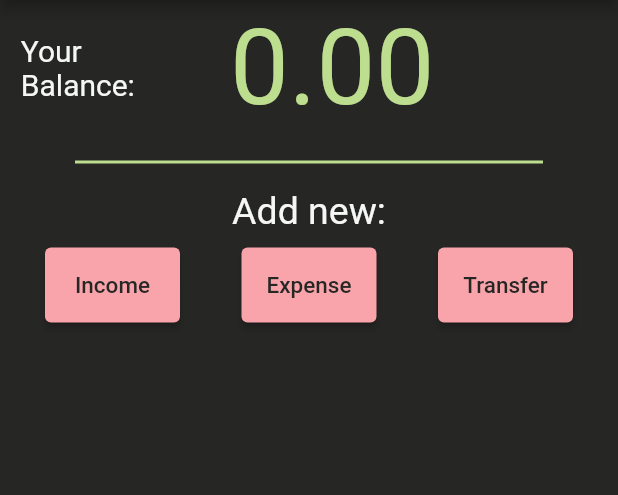
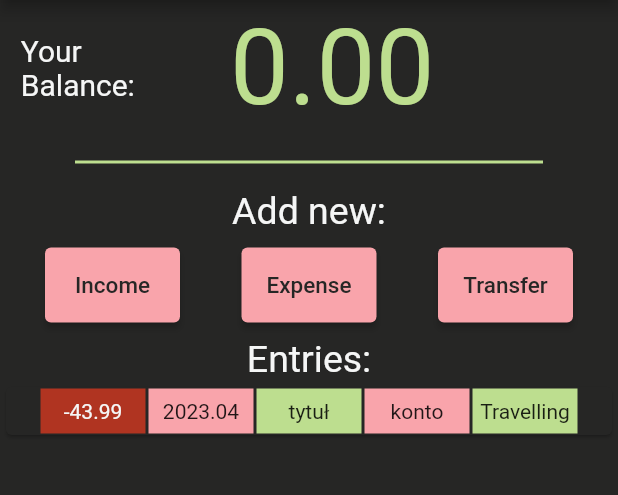
Before and after one commit to JanUfniarz/Money, a Flutter app: the screen it shows after launch, on a phone screen of 412 x 824 dp, the part 84-579 px from its top. Run offline on Flutter 3.47's test engine with Material 2 defaults, Android fonts, the phone set to English and light mode, and no system bars.

Commit message:
entry card added

```diff
--- a/lib/views/add_entry.dart
+++ b/lib/views/add_entry.dart
@@ -157,7 +157,7 @@ class _AddEntryState extends State<AddEntry> {
                     "date" : _dateToString(selectedDate),
                   };
 
-                  channel.invokeMethod("addEntry", arguments);
+                  //? channel.invokeMethod("addEntry", arguments);
 
                   Navigator.pop(context);
                 },
@@ -212,6 +212,6 @@ class _AddEntryState extends State<AddEntry> {
 
   String _dateToString(RestorableDateTime date) {
     String res = date.value.toString();
-    return res.replaceAll(" 00:00:00.000", "");
+    return res.substring(0, res.length - 16);
   }
 }
--- a/lib/views/home.dart
+++ b/lib/views/home.dart
@@ -1,4 +1,5 @@
 import 'package:flutter/material.dart';
+import 'package:money/widgets/entry_card.dart';
 
 import '../widgets/balance_card.dart';
 import '../palette.dart';
@@ -28,7 +29,7 @@ class _HomeState extends State<Home> {
       body: Column(
         crossAxisAlignment: CrossAxisAlignment.stretch,
         mainAxisAlignment: MainAxisAlignment.start,
-        children: [
+        children: <Widget>[
           BalanceCard(),
           Padding(
             padding: EdgeInsets.symmetric(horizontal: 50, vertical: 10),
@@ -56,7 +57,24 @@ class _HomeState extends State<Home> {
                 NewEntryButton(type: "Transfer")
               ],
             ),
-          )
+          ),
+          Center(
+            child: Text(
+              "Entries:",
+              style: TextStyle(
+                color: Palette.font,
+                fontSize: 25,
+              ),
+            ),
+          ),
+          EntryCard(
+            type: 'Expense',
+            tittle: 'tytuł',
+            amount: 43.99,
+            category: 'Travelling',
+            accountName: 'konto',
+            date: RestorableDateTime(DateTime.now()),
+          ),
         ],
       ),
     );
--- /dev/null
+++ b/lib/widgets/entry_card.dart
@@ -0,0 +1,132 @@
+import 'package:flutter/material.dart';
+import 'package:money/palette.dart';
+
+class EntryCard extends StatefulWidget {
+
+  String type;
+  String tittle;
+  double amount;
+  String category;
+  String accountName;
+  RestorableDateTime date;
+
+  EntryCard({Key? key,
+    required this.type,
+    required this.tittle,
+    required this.amount,
+    required this.category,
+    required this.accountName,
+    required this.date,
+  }) : super(key: key);
+
+  @override
+  State<EntryCard> createState() => _EntryCardState();
+}
+
+class _EntryCardState extends State<EntryCard> with RestorationMixin {
+  @override
+  Widget build(BuildContext context) {
+
+    print(_dateToString(widget.date));
+
+    return Card(
+      color: Palette.background,
+      child: Row(
+        mainAxisAlignment: MainAxisAlignment.center,
+        crossAxisAlignment: CrossAxisAlignment.center,
+        children: <Widget>[
+          ItemBox(
+            color: widget.type == "Expense"
+                ? Palette.delete : Palette.accent,
+            child: Text(
+              _amountToStr(widget.amount),
+              style: TextStyle(
+                color: widget.type == "Expense"
+                    ? Palette.font : Palette.background,
+              ),
+            ),
+          ),
+          ItemBox(
+            child: Text(
+              _dateToString(widget.date),
+              //? "!!!!",
+            ),
+          ),
+          ItemBox(
+            color: Palette.accent,
+            child: Text(widget.tittle),
+          ),
+          ItemBox(
+            child: Text(widget.accountName),
+          ),
+          ItemBox(
+            color: Palette.accent,
+            child: Text(
+              widget.category,
+              textAlign: TextAlign.center,
+              style: TextStyle(
+              ),
+            ),
+          ),
+        ],
+      ),
+    );
+  }
+
+  String _amountToStr(double amount) {
+    String res = widget.type == "Expense"
+        ? "-" : "";
+    String amountStr = amount.toString();
+    return res + amountStr;
+  }
+
+  String _dateToString(RestorableDateTime date) {
+    String res = date.value.toString();
+    res = res.substring(0, res.length - 16);
+    //? res = res.replaceAll(" 00:00:00.000", "");
+    return res.replaceAll("-", ".");
+  }
+
+  @override
+  // TODO: implement restorationId
+  String? get restorationId => "main";
+
+  @override
+  void restoreState(RestorationBucket? oldBucket, bool initialRestore) {
+    // TODO: implement restoreState
+    registerForRestoration(widget.date, 'date');
+    //? registerForRestoration(
+    //?     _restorableDatePickerRouteFuture, 'date_picker_route_future');
+  }
+}
+
+class ItemBox extends StatefulWidget {
+
+  Widget? child;
+  Color? color;
+  double? width;
+
+  ItemBox({Key? key, this.child, this.color, this.width}) : super(key: key);
+
+  @override
+  State<ItemBox> createState() => _ItemBoxState();
+}
+
+class _ItemBoxState extends State<ItemBox> {
+  @override
+  Widget build(BuildContext context) {
+    return Padding(
+      padding: const EdgeInsets.all(1),
+      child: SizedBox(
+        height: 30,
+        width: widget.width ?? 70,
+        child: Container(
+          color: widget.color ?? Palette.main2,
+          child: Center(
+            child: widget.child ?? SizedBox(),
+          ),
+        ),
+      ),
+    );
+  }
+}
```
